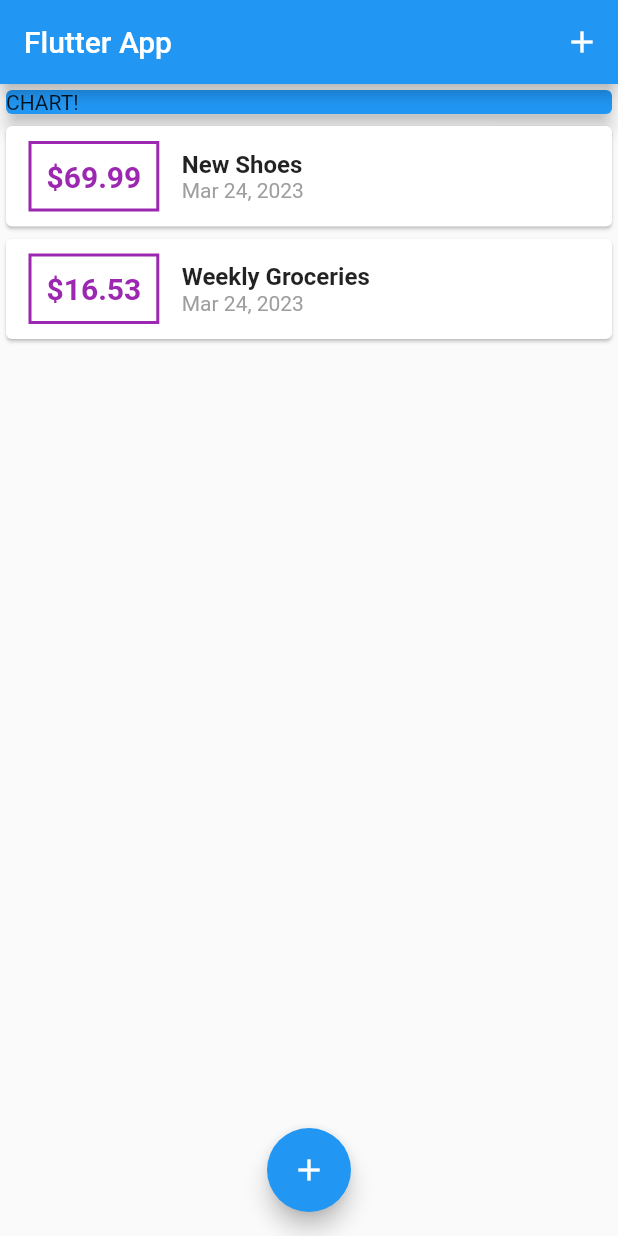
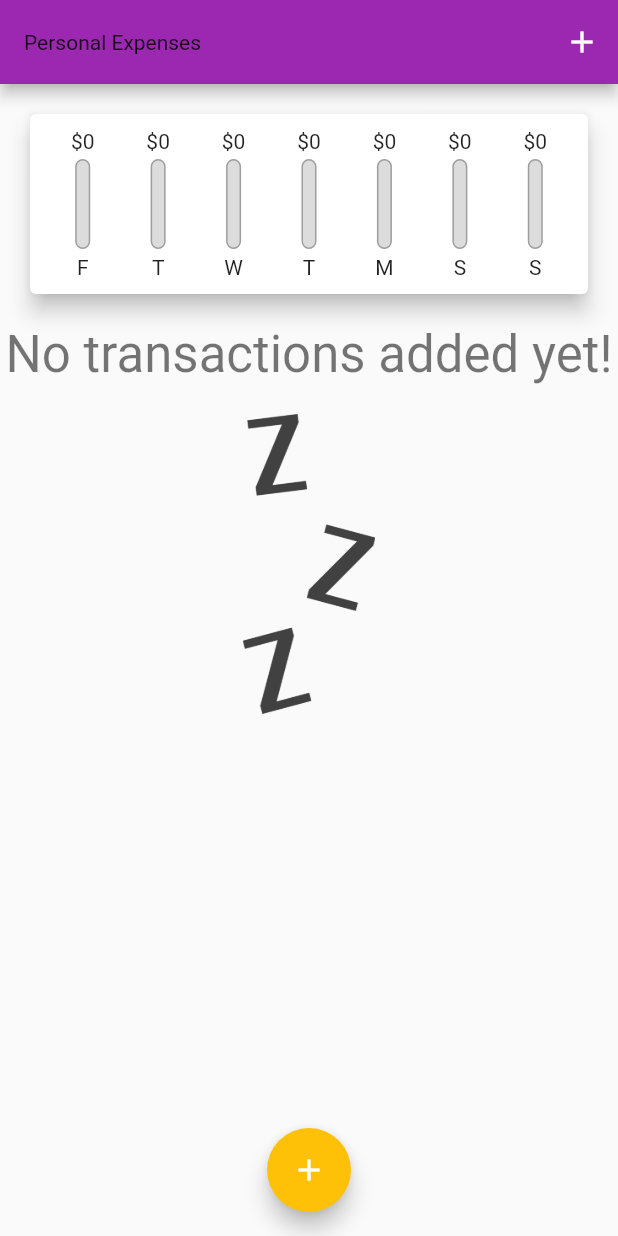
Before and after one commit to quantificial/flutter_expense_app, a Flutter app: the screen it shows after launch, on a phone screen of 412 x 824 dp. Run offline on Flutter 3.47's test engine with Material 2 defaults, Android fonts, the phone set to English and light mode, and no system bars; missing offline and left inert: dart:ffi.

Commit message:
add charts and tile

```diff
--- a/lib/main.dart
+++ b/lib/main.dart
@@ -1,8 +1,9 @@
-import 'package:expense_app/widgets/new_transaction.dart';
-import 'package:expense_app/widgets/transaction_list.dart';
 import 'package:flutter/material.dart';
 
-import 'models/transaction.dart';
+import './widgets/new_transaction.dart';
+import './widgets/transaction_list.dart';
+import './widgets/chart.dart';
+import './models/transaction.dart';
 
 void main() => runApp(MyApp());
 
@@ -10,7 +11,27 @@ class MyApp extends StatelessWidget {
   @override
   Widget build(BuildContext context) {
     return MaterialApp(
-      title: 'Flutter App',
+      title: 'Personal Expenses',
+      theme: ThemeData(
+          fontFamily: 'Quicksand',
+          textTheme: ThemeData.light().textTheme.copyWith(
+                displaySmall: TextStyle(
+                  fontFamily: 'OpenSans',
+                  fontWeight: FontWeight.bold,
+                  fontSize: 18,
+                ),
+              ),
+          appBarTheme: AppBarTheme(
+            textTheme: ThemeData.light().textTheme.copyWith(
+                  displaySmall: TextStyle(
+                    fontFamily: 'OpenSans',
+                    fontSize: 20,
+                    fontWeight: FontWeight.bold,
+                  ),
+                ),
+          ),
+          colorScheme: ColorScheme.fromSwatch(primarySwatch: Colors.purple)
+              .copyWith(secondary: Colors.amber)),
       home: MyHomePage(),
     );
   }
@@ -25,19 +46,29 @@ class MyHomePage extends StatefulWidget {
 
 class _MyHomePageState extends State<MyHomePage> {
   final List<Transaction> _userTransactions = [
-    Transaction(
-      id: 't1',
-      title: 'New Shoes',
-      amount: 69.99,
-      date: DateTime.now(),
-    ),
-    Transaction(
-      id: 't2',
-      title: 'Weekly Groceries',
-      amount: 16.53,
-      date: DateTime.now(),
-    ),
+    // Transaction(
+    //   id: 't1',
+    //   title: 'New Shoes',
+    //   amount: 69.99,
+    //   date: DateTime.now(),
+    // ),
+    // Transaction(
+    //   id: 't2',
+    //   title: 'Weekly Groceries',
+    //   amount: 16.53,
+    //   date: DateTime.now(),
+    // ),
   ];
+
+  List<Transaction> get _recentTransactions {
+    return _userTransactions.where((tx) {
+      return tx.date.isAfter(
+        DateTime.now().subtract(
+          Duration(days: 7),
+        ),
+      );
+    }).toList();
+  }
 
   void _addNewTransaction(String txTitle, double txAmount) {
     final newTx = Transaction(
@@ -56,7 +87,6 @@ class _MyHomePageState extends State<MyHomePage> {
     showModalBottomSheet(
       context: ctx,
       builder: (_) {
-        //return NewTransaction(_addNewTransaction);
         return GestureDetector(
           onTap: () {},
           child: NewTransaction(_addNewTransaction),
@@ -70,7 +100,9 @@ class _MyHomePageState extends State<MyHomePage> {
   Widget build(BuildContext context) {
     return Scaffold(
       appBar: AppBar(
-        title: Text('Flutter App'),
+        title: Text(
+          'Personal Expenses',
+        ),
         actions: <Widget>[
           IconButton(
             icon: Icon(Icons.add),
@@ -80,17 +112,10 @@ class _MyHomePageState extends State<MyHomePage> {
       ),
       body: SingleChildScrollView(
         child: Column(
-          mainAxisAlignment: MainAxisAlignment.start,
+          // mainAxisAlignment: MainAxisAlignment.start,
           crossAxisAlignment: CrossAxisAlignment.stretch,
           children: <Widget>[
-            Container(
-              width: double.infinity,
-              child: Card(
-                color: Colors.blue,
-                child: Text('CHART!'),
-                elevation: 5,
-              ),
-            ),
+            Chart(_recentTransactions),
             TransactionList(_userTransactions),
           ],
         ),
--- a/lib/models/transaction.dart
+++ b/lib/models/transaction.dart
@@ -1,3 +1,5 @@
+import 'package:flutter/material.dart';
+
 class Transaction {
   final String id;
   final String title;
--- /dev/null
+++ b/lib/widgets/chart.dart
@@ -0,0 +1,67 @@
+import 'dart:ffi';
+
+import 'package:flutter/material.dart';
+import 'package:intl/intl.dart';
+
+import './chart_bar.dart';
+import '../models/transaction.dart';
+
+class Chart extends StatelessWidget {
+  final List<Transaction> recentTransactions;
+
+  Chart(this.recentTransactions);
+
+  List<Map<String, dynamic>> get groupedTransactionValues {
+    return List.generate(7, (index) {
+      final weekDay = DateTime.now().subtract(
+        Duration(days: index),
+      );
+      var totalSum = 0.0;
+
+      for (var i = 0; i < recentTransactions.length; i++) {
+        if (recentTransactions[i].date.day == weekDay.day &&
+            recentTransactions[i].date.month == weekDay.month &&
+            recentTransactions[i].date.year == weekDay.year) {
+          totalSum += recentTransactions[i].amount;
+        }
+      }
+
+      return {
+        'day': DateFormat.E().format(weekDay).substring(0, 1),
+        'amount': totalSum,
+      };
+    });
+  }
+
+  double get totalSpending {
+    return groupedTransactionValues.fold(0.0, (sum, item) {
+      return sum + item['amount']!;
+    });
+  }
+
+  @override
+  Widget build(BuildContext context) {
+    return Card(
+      elevation: 6,
+      margin: EdgeInsets.all(20),
+      child: Padding(
+        padding: EdgeInsets.all(10),
+        child: Row(
+          mainAxisAlignment: MainAxisAlignment.spaceAround,
+          children: groupedTransactionValues.map((data) {
+            return Flexible(
+              fit: FlexFit.tight,
+              child: ChartBar(
+                data['day'],
+                data['amount'],
+                totalSpending == 0.0
+                    ? 0.0
+                    : (data['amount'] as double) / totalSpending,
+              ),
+            );
+          }).toList(),
+        ),
+      ),
+    );
+  }
+}
--- /dev/null
+++ b/lib/widgets/chart_bar.dart
@@ -0,0 +1,51 @@
+import 'package:flutter/material.dart';
+
+class ChartBar extends StatelessWidget {
+  final String label;
+  final double spendingAmount;
+  final double spendingPctOfTotal;
+
+  ChartBar(this.label, this.spendingAmount, this.spendingPctOfTotal);
+
+  @override
+  Widget build(BuildContext context) {
+    return Column(
+      children: <Widget>[
+        FittedBox(
+          child: Text('\$${spendingAmount.toStringAsFixed(0)}'),
+        ),
+        SizedBox(
+          height: 4,
+        ),
+        Container(
+          height: 60,
+          width: 10,
+          child: Stack(
+            children: <Widget>[
+              Container(
+                decoration: BoxDecoration(
+                  border: Border.all(color: Colors.grey, width: 1.0),
+                  color: Color.fromRGBO(220, 220, 220, 1),
+                  borderRadius: BorderRadius.circular(10),
+                ),
+              ),
+              FractionallySizedBox(
+                heightFactor: spendingPctOfTotal,
+                child: Container(
+                  decoration: BoxDecoration(
+                    color: Theme.of(context).primaryColor,
+                    borderRadius: BorderRadius.circular(10),
+                  ),
+                ),
+              ),
+            ],
+          ),
+        ),
+        SizedBox(
+          height: 4,
+        ),
+        Text(label),
+      ],
+    );
+  }
+}
--- a/lib/widgets/new_transaction.dart
+++ b/lib/widgets/new_transaction.dart
@@ -3,10 +3,10 @@ import 'package:flutter/material.dart';
 class NewTransaction extends StatefulWidget {
   final Function addTx;
 
-  const NewTransaction(this.addTx, {super.key});
+  NewTransaction(this.addTx);
 
   @override
-  State<NewTransaction> createState() => _NewTransactionState();
+  _NewTransactionState createState() => _NewTransactionState();
 }
 
 class _NewTransactionState extends State<NewTransaction> {
@@ -26,6 +26,8 @@ class _NewTransactionState extends State<NewTransaction> {
       enteredTitle,
       enteredAmount,
     );
+
+    Navigator.of(context).pop();
   }
 
   @override
--- a/lib/widgets/transaction_list.dart
+++ b/lib/widgets/transaction_list.dart
@@ -12,51 +12,49 @@ class TransactionList extends StatelessWidget {
   Widget build(BuildContext context) {
     return Container(
       height: 300,
-      child: ListView.builder(
+      child: transactions.isEmpty
+          ? Column(
+              children: <Widget>[
+                Text(
+                  'No transactions added yet!',
+                  style: Theme.of(context).textTheme.headlineMedium,
+                ),
+                SizedBox(
+                  height: 20,
+                ),
+                Container(
+                    height: 200,
+                    child: Image.asset(
+                      'assets/images/waiting.png',
+                      fit: BoxFit.cover,
+                    )),
+              ],
+            )
+          : ListView.builder(
               itemBuilder: (ctx, index) {
                 return Card(
-            child: Row(
-              children: <Widget>[
-                Container(
+                  elevation: 5,
                   margin: EdgeInsets.symmetric(
-                    vertical: 10,
-                    horizontal: 15,
+                    vertical: 8,
+                    horizontal: 5,
                   ),
-                  decoration: BoxDecoration(
-                    border: Border.all(
-                      color: Colors.purple,
-                      width: 2,
-                    ),
-                  ),
-                  padding: EdgeInsets.all(10),
-                  child: Text(
-                    '\$${transactions[index].amount.toStringAsFixed(2)}',
-                    style: TextStyle(
-                      fontWeight: FontWeight.bold,
-                      fontSize: 20,
-                      color: Colors.purple,
+                  child: ListTile(
+                    leading: CircleAvatar(
+                      radius: 30,
+                      child: Padding(
+                        padding: EdgeInsets.all(6),
+                        child: FittedBox(
+                          child: Text('\$${transactions[index].amount}'),
                         ),
                       ),
                     ),
-                Column(
-                  crossAxisAlignment: CrossAxisAlignment.start,
-                  children: <Widget>[
-                    Text(
+                    title: Text(
                       transactions[index].title,
-                      style: TextStyle(
-                        fontSize: 16,
-                        fontWeight: FontWeight.bold,
+                      style: Theme.of(context).textTheme.headlineMedium,
                     ),
+                    subtitle: Text(
+                      DateFormat.yMMMd().format(transactions[index].date),
                     ),
-                    Text(
-                      DateFormat.yMMMd().format(transactions[index].date),
-                      style: TextStyle(
-                        color: Colors.grey,
-                      ),
-                    ),
-                  ],
-                ),
-              ],
                   ),
                 );
               },
```
Also changed, not shown: pubspec.yaml (+14 -0 lines), assets/fonts/OpenSans-Bold.ttf (added), assets/fonts/OpenSans-Regular.ttf (added), assets/fonts/Quicksand-Bold.ttf (added), assets/fonts/Quicksand-Light.ttf (added), assets/fonts/Quicksand-Medium.ttf (added), assets/fonts/Quicksand-Regular.ttf (added), assets/images/waiting.png (added). Lines whose indentation alone changed are shown as unchanged.
